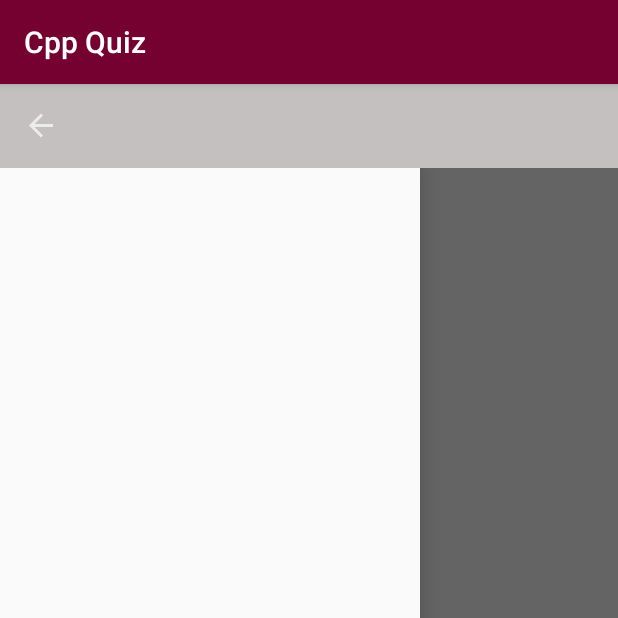
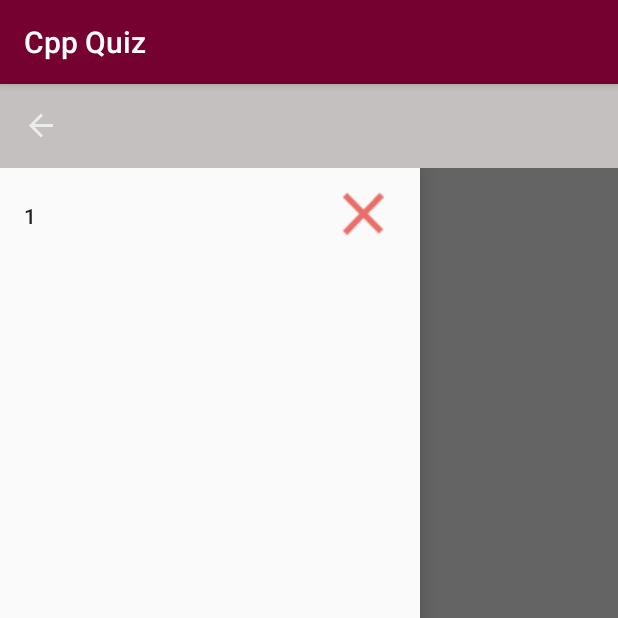
Before and after one commit to diman240798/Board, an Android app: the TestActivity screen opened directly, with no data from a screen before it, with the side drawer open, on a phone screen of 412 x 824 dp, the top half of it. Run offline under Robolectric (Android 15) with nearby library versions, the phone set to English and light mode, and no system bars.

Commit message:
Menu action view sample

```diff
--- a/app/src/main/java/cpp/quiz/sfedu/cppquiz/test/activity/TestActivity.kt
+++ b/app/src/main/java/cpp/quiz/sfedu/cppquiz/test/activity/TestActivity.kt
@@ -41,10 +41,16 @@ class TestActivity : AppCompatActivity() {
 
         //handling navigation view item event
         val navigationView = findViewById(R.id.nav_view) as NavigationView
+        val add = navigationView.menu.add("1")
+        add.setActionView(R.layout.drawer_menu_item)
+
         //navigationView.setNavigationItemSelectedListener(this)
 
         //set viewpager adapter
         val pagerAdapter = ViewPagerAdapter(supportFragmentManager)
+        /*for (fragment in fragments) {
+            pagerAdapter.addFragment(fragment, "Title from test")
+        }*/
         viewPager.setAdapter(pagerAdapter)
 
         //change Tab selection when swipe ViewPager
--- a/app/src/main/res/layout/activity_test.xml
+++ b/app/src/main/res/layout/activity_test.xml
@@ -15,17 +15,17 @@
             android:minHeight="?attr/actionBarSize"
             app:popupTheme="@style/ThemeOverlay.AppCompat.Light"
             android:theme="@style/ThemeOverlay.AppCompat.Dark"
-            app:titleTextColor="@android:color/white" />
+            app:titleTextColor="@android:color/white"/>
 
     <android.support.v4.widget.DrawerLayout
             android:id="@+id/drawerLayout"
             android:layout_width="match_parent"
             android:layout_height="match_parent">
 
-            <android.support.v4.view.ViewPager
-                    android:id="@+id/view_pager"
-                    android:layout_width="match_parent"
-                    android:layout_height="wrap_content" />
+        <android.support.v4.view.ViewPager
+                android:id="@+id/view_pager"
+                android:layout_width="match_parent"
+                android:layout_height="wrap_content"/>
 
         <android.support.design.widget.NavigationView
                 android:id="@+id/nav_view"
@@ -33,7 +33,8 @@
                 android:layout_height="match_parent"
                 android:layout_gravity="start"
                 android:fitsSystemWindows="true"
-                app:menu="@menu/drawer_menu" />
+                />
+            <!--app:menu="@menu/drawer_menu"-->
 
     </android.support.v4.widget.DrawerLayout>
 
--- /dev/null
+++ b/app/src/main/res/layout/drawer_menu_item.xml
@@ -0,0 +1,13 @@
+<?xml version="1.0" encoding="utf-8"?>
+<android.support.constraint.ConstraintLayout
+        xmlns:android="http://schemas.android.com/apk/res/android"
+        xmlns:app="http://schemas.android.com/apk/res-auto" xmlns:tools="http://schemas.android.com/tools"
+        android:layout_width="match_parent"
+                                             android:layout_height="match_parent">
+
+    <ImageView
+            android:layout_width="wrap_content"
+            android:layout_height="wrap_content" app:srcCompat="@drawable/cross"
+            android:id="@+id/imageView" app:layout_constraintEnd_toEndOf="parent" android:layout_marginEnd="8dp"
+            android:layout_marginTop="8dp" app:layout_constraintTop_toTopOf="parent"/>
+</android.support.constraint.ConstraintLayout>
```
